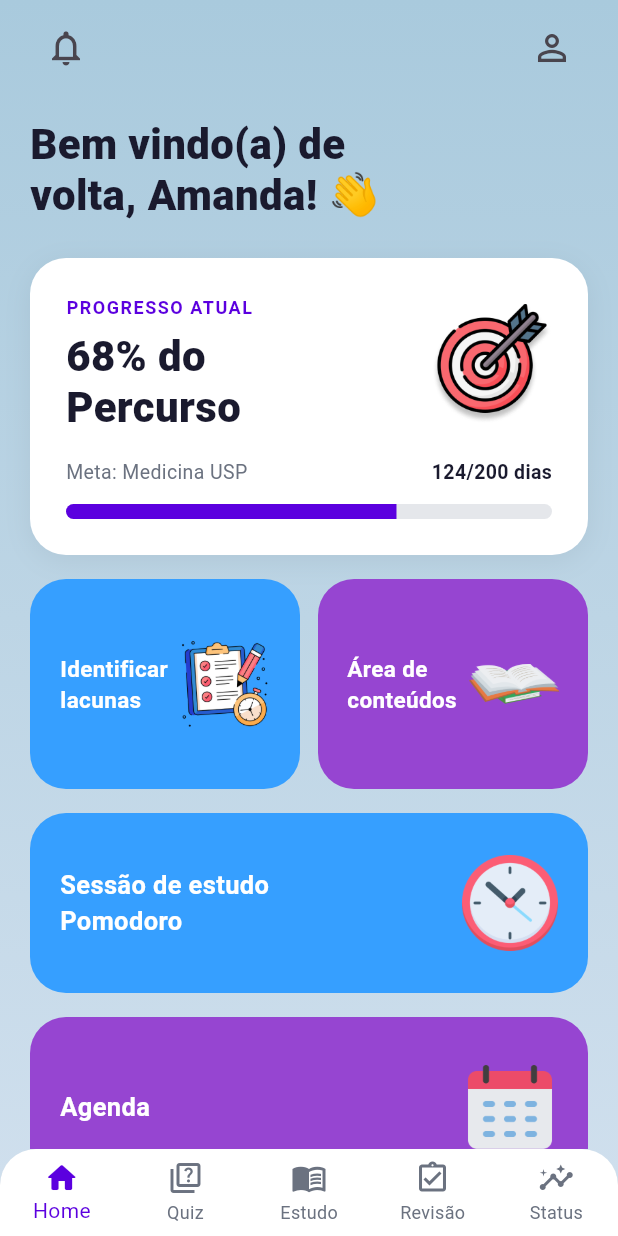
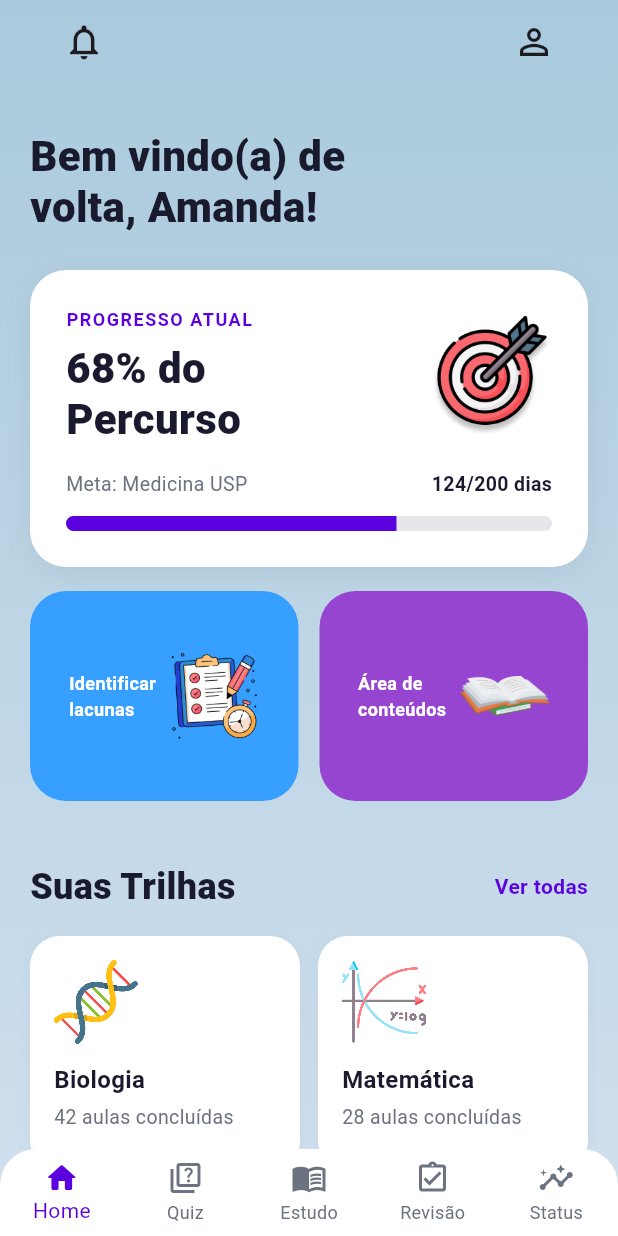
Before and after one commit to trabalhos-si-fiap/edu, a Flutter app: the HomeScreen screen opened by its route, after a tap on the "notifications none" icon, on a phone screen of 412 x 824 dp. Run offline on Flutter 3.47's test engine with Material 3 defaults, Android fonts, the phone set to English and light mode, and no system bars.

Commit message:
refactor(home): integrate components, remove non-v1 sections, and fix layout bug

```diff
--- a/front-end-flutter/lib/features/home/presentation/home_screen.dart
+++ b/front-end-flutter/lib/features/home/presentation/home_screen.dart
@@ -1,5 +1,8 @@
+import 'package:estuda_app/features/components/nav_bar.dart';
 import 'package:flutter/material.dart';
 import '../../../core/theme/app_colors.dart';
+import '../../../features/components/top_bar.dart';
+
 
 class HomeScreen extends StatefulWidget {
   const HomeScreen({super.key});
@@ -17,16 +20,16 @@ class _HomeScreenState extends State<HomeScreen> {
       decoration: const BoxDecoration(gradient: AppColors.headerGradient),
       child: Scaffold(
         backgroundColor: Colors.transparent,
+        appBar: const TopBar(),
         body: SafeArea(
           child: SingleChildScrollView(
             padding: const EdgeInsets.fromLTRB(20, 8, 20, 24),
             child: Column(
               crossAxisAlignment: CrossAxisAlignment.start,
               children: [
-                const _TopBar(),
                 const SizedBox(height: 24),
                 const Text(
-                  'Bem vindo(a) de\nvolta, Amanda! \u{1F44B}',
+                  'Bem vindo(a) de\nvolta, Amanda!',
                   style: TextStyle(
                     fontSize: 28,
                     fontWeight: FontWeight.w800,
@@ -39,17 +42,6 @@ class _HomeScreenState extends State<HomeScreen> {
                 const SizedBox(height: 16),
                 const _FeatureRow(),
                 const SizedBox(height: 16),
-                const _WideCard(
-                  label: 'Sessão de estudo\nPomodoro',
-                  image: 'assets/images/clock.png',
-                  color: Color(0xFF369FFF),
-                ),
-                const SizedBox(height: 16),
-                const _WideCard(
-                  label: 'Agenda',
-                  image: 'assets/images/calendar.png',
-                  color: Color(0xFF9645D1),
-                ),
                 const SizedBox(height: 24),
                 const _SubjectsSection(),
                 const SizedBox(height: 24),
@@ -58,62 +50,32 @@ class _HomeScreenState extends State<HomeScreen> {
             ),
           ),
         ),
-        bottomNavigationBar: ClipRRect(
-          borderRadius:
-              const BorderRadius.vertical(top: Radius.circular(24)),
-          child: BottomNavigationBar(
-            currentIndex: _currentTabIndex,
-            onTap: (index) => setState(() => _currentTabIndex = index),
-            backgroundColor: AppColors.white,
-            selectedItemColor: AppColors.purple,
-            unselectedItemColor: AppColors.textSecondary,
-            type: BottomNavigationBarType.fixed,
-            items: const [
-              BottomNavigationBarItem(
-                icon: Icon(Icons.home_rounded),
-                label: 'Home',
-              ),
-              BottomNavigationBarItem(
-                icon: Icon(Icons.quiz_outlined),
-                label: 'Quiz',
-              ),
-              BottomNavigationBarItem(
-                icon: Icon(Icons.menu_book_outlined),
-                label: 'Estudo',
-              ),
-              BottomNavigationBarItem(
-                icon: Icon(Icons.assignment_turned_in_outlined),
-                label: 'Revisão',
-              ),
-              BottomNavigationBarItem(
-                icon: Icon(Icons.insights_outlined),
-                label: 'Status',
-              ),
-            ],
-          ),
+        bottomNavigationBar: NavBar(
+        currentIndex: _currentTabIndex,
+        onTap: (index) {
+          setState(() => _currentTabIndex = index);
+
+          // Navegação de acordo com o índice
+          switch (index) {
+            case 0:
+              Navigator.pushReplacementNamed(context, '/home');
+              break;
+            case 1:
+              Navigator.pushReplacementNamed(context, '/quiz');
+              break;
+            case 2:
+              Navigator.pushReplacementNamed(context, '/study');
+              break;
+            case 3:
+              Navigator.pushReplacementNamed(context, '/review');
+              break;
+            case 4:
+              Navigator.pushReplacementNamed(context, '/status');
+              break;
+          }
+        },
         ),
       ),
-    );
-  }
-}
-
-class _TopBar extends StatelessWidget {
-  const _TopBar();
-
-  @override
-  Widget build(BuildContext context) {
-    return Row(
-      mainAxisAlignment: MainAxisAlignment.spaceBetween,
-      children: [
-        IconButton(
-          onPressed: () {},
-          icon: const Icon(Icons.notifications_none, size: 28),
-        ),
-        IconButton(
-          onPressed: () => Navigator.pushNamed(context, '/profile'),
-          icon: const Icon(Icons.person_outline, size: 28),
-        ),
-      ],
     );
   }
 }
@@ -227,7 +189,7 @@ class _FeatureRow extends StatelessWidget {
             color: Color(0xFF369FFF),
           ),
         ),
-        SizedBox(width: 12),
+        SizedBox(width: 14),
         Expanded(
           child: _SquareCard(
             label: 'Área de\nconteúdos',
@@ -264,15 +226,17 @@ class _SquareCard extends StatelessWidget {
         mainAxisAlignment: MainAxisAlignment.center,
         crossAxisAlignment: CrossAxisAlignment.center,
         children: [
-          Text(
-            label,
-            style: const TextStyle(
-              fontSize: 15,
-              fontWeight: FontWeight.w700,
-              color: AppColors.white,
+          Flexible(
+            child: Text(
+              label,
+              style: const TextStyle(
+                fontSize: 12,
+                fontWeight: FontWeight.w700,
+                color: AppColors.white,
+              ),
             ),
           ),
-          const SizedBox(width: 8),
+          const SizedBox(width: 9),
           Image.asset(image, width: 60, height: 60),
         ],
       ),
@@ -280,44 +244,6 @@ class _SquareCard extends StatelessWidget {
   }
 }
 
-class _WideCard extends StatelessWidget {
-  const _WideCard({
-    required this.label,
-    required this.image,
-    required this.color,
-  });
-
-  final String label;
-  final String image;
-  final Color color;
-
-  @override
-  Widget build(BuildContext context) {
-    return Container(
-      width: double.infinity,
-      height: 120,
-      padding: const EdgeInsets.all(20),
-      decoration: BoxDecoration(
-        color: color,
-        borderRadius: BorderRadius.circular(24),
-      ),
-      child: Row(
-        mainAxisAlignment: MainAxisAlignment.spaceBetween,
-        children: [
-          Text(
-            label,
-            style: TextStyle(
-              fontSize: 17,
-              fontWeight: FontWeight.w700,
-              color: AppColors.white,
-            ),
-          ),
-          Image.asset(image, width: 64, height: 64),
-        ],
-      ),
-    );
-  }
-}
 
 class _SubjectsSection extends StatelessWidget {
   const _SubjectsSection();
```
